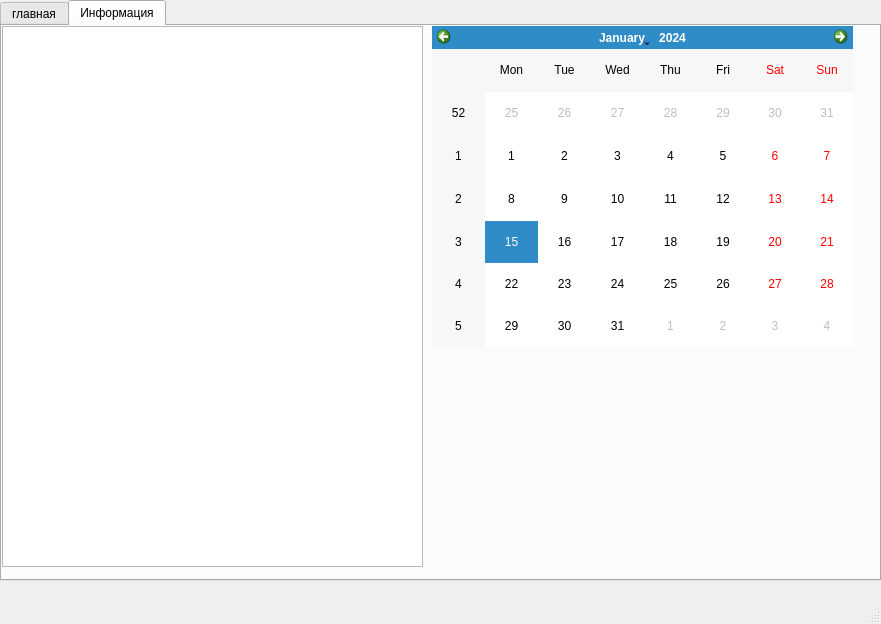
damirtt088/Yandex, file mainform2.ui: the form before one commit.
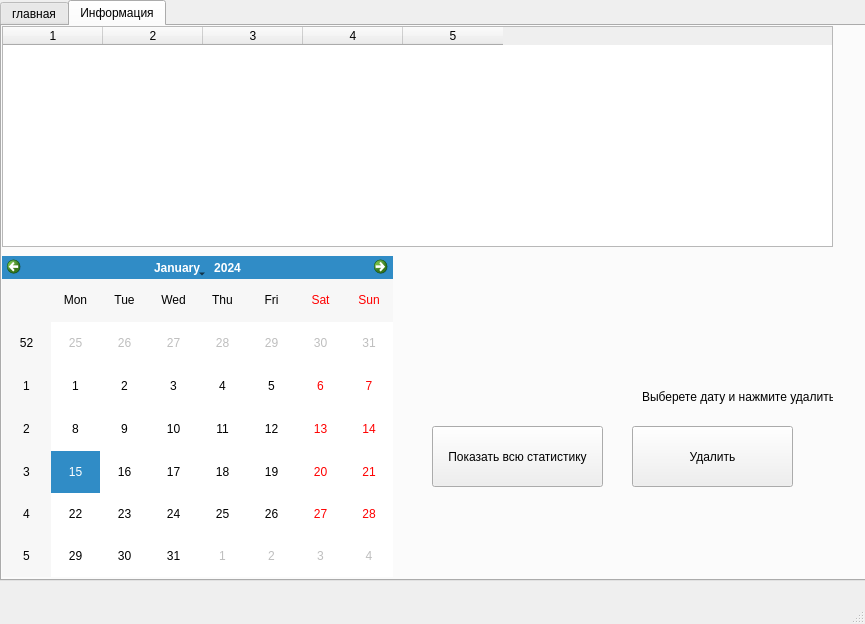
The form after the commit. The open tabs and pages were chosen to show the change. Icons and pictures are not drawn.

What changed in the file:
```diff
--- a/mainform2.ui
+++ b/mainform2.ui
@@ -6,7 +6,7 @@
    <rect>
     <x>0</x>
     <y>0</y>
-    <width>881</width>
+    <width>865</width>
     <height>624</height>
    </rect>
   </property>
@@ -117,21 +117,84 @@
        <rect>
         <x>0</x>
         <y>0</y>
-        <width>421</width>
-        <height>541</height>
+        <width>831</width>
+        <height>221</height>
        </rect>
       </property>
+      <property name="columnCount">
+       <number>5</number>
+      </property>
+      <attribute name="horizontalHeaderCascadingSectionResizes">
+       <bool>false</bool>
+      </attribute>
+      <column/>
+      <column/>
+      <column/>
+      <column/>
+      <column/>
      </widget>
      <widget class="QCalendarWidget" name="calendarWidget">
       <property name="geometry">
        <rect>
-        <x>430</x>
-        <y>0</y>
-        <width>421</width>
+        <x>0</x>
+        <y>230</y>
+        <width>391</width>
         <height>321</height>
        </rect>
       </property>
      </widget>
+     <widget class="QLabel" name="lbl_error">
+      <property name="geometry">
+       <rect>
+        <x>390</x>
+        <y>230</y>
+        <width>241</width>
+        <height>111</height>
+       </rect>
+      </property>
+      <property name="text">
+       <string/>
+      </property>
+     </widget>
+     <widget class="QPushButton" name="btn_info">
+      <property name="geometry">
+       <rect>
+        <x>430</x>
+        <y>400</y>
+        <width>171</width>
+        <height>61</height>
+       </rect>
+      </property>
+      <property name="text">
+       <string>Показать всю статистику</string>
+      </property>
+     </widget>
+     <widget class="QPushButton" name="btn_del">
+      <property name="geometry">
+       <rect>
+        <x>630</x>
+        <y>400</y>
+        <width>161</width>
+        <height>61</height>
+       </rect>
+      </property>
+      <property name="text">
+       <string>Удалить</string>
+      </property>
+     </widget>
+     <widget class="QLabel" name="lbl_del">
+      <property name="geometry">
+       <rect>
+        <x>640</x>
+        <y>350</y>
+        <width>191</width>
+        <height>41</height>
+       </rect>
+      </property>
+      <property name="text">
+       <string>Выберете дату и нажмите удалить</string>
+      </property>
+     </widget>
     </widget>
    </widget>
   </widget>
```
Left out of the diff: 8 changed lines with no effect on the pictures.
